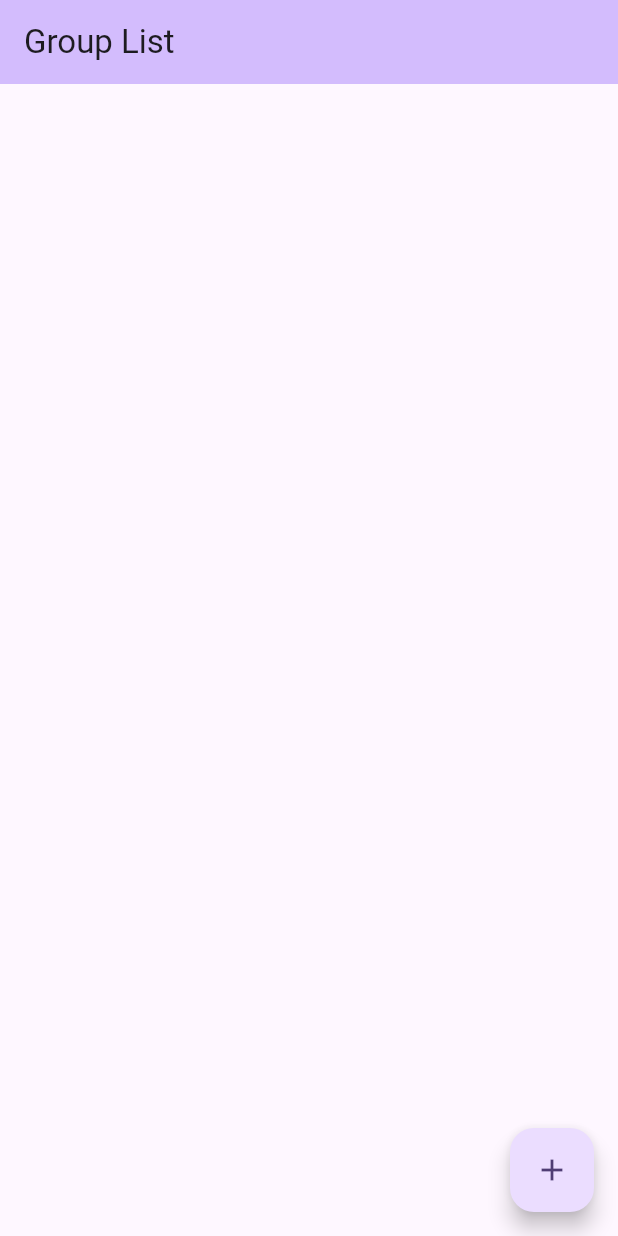
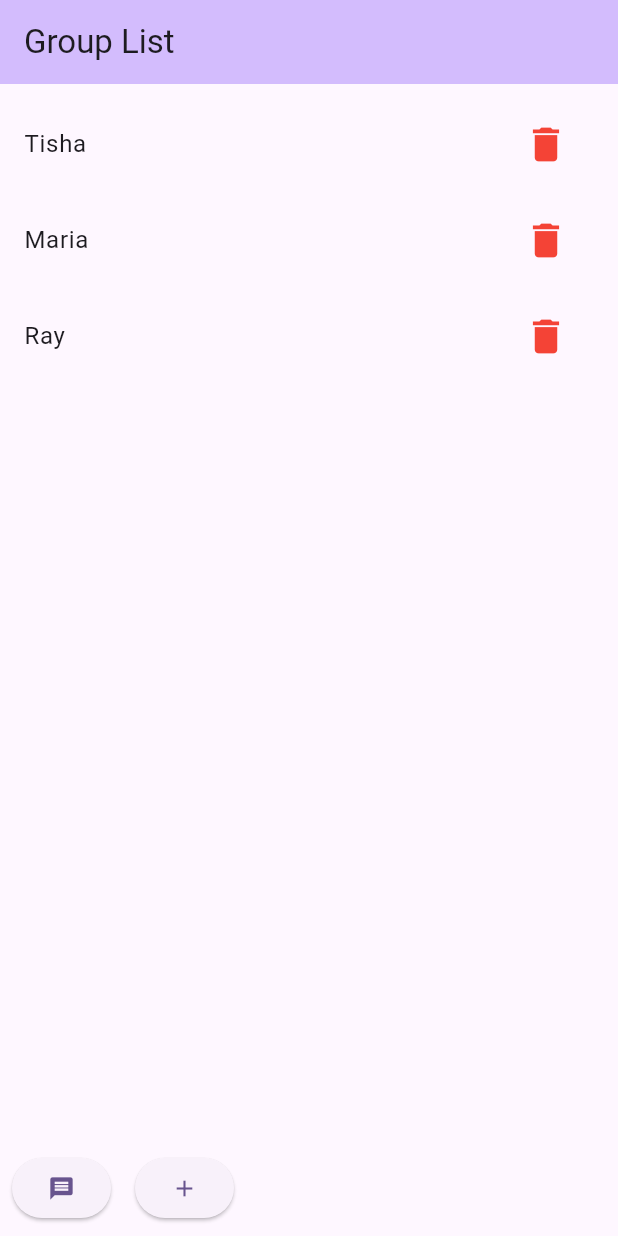
Before and after one commit to slooker/group-messaging, a Flutter app: the screen it shows after launch, on a phone screen of 412 x 824 dp. Run offline on Flutter 3.47's test engine with Material 3 defaults, Android fonts, the light colour scheme and no system bars; our stand-ins replace permission_handler; missing offline and left inert: flutter_sms.

Commit message:
Working SMS messages

```diff
--- a/lib/main.dart
+++ b/lib/main.dart
@@ -8,23 +8,46 @@
   String phoneNumber;
 }
 
-void _sendFlutterSMSMessage() async {
-  await Permission.sms.request();
-  print("Starting Flutter SMS send SMS");
-  String message = "test flutter message";
-  List<String> recipients = ["7029833335", "7025094335"];
-  String result = await sendSMS(message: message, recipients: recipients, sendDirect: true)
-      .catchError((onError) {
-    print(onError);
-    return onError;
-  });
-  print("Done sending SMS");
-  print(result);
+class ContactItem extends StatelessWidget {
+  ContactItem({required this.contact, required this.removeContact}) : super(key: ObjectKey(contact));
+
+  final Contact contact;
+  final Function removeContact;
+
+  @override
+  Widget build(BuildContext context) {
+    return ListTile(
+      onTap: () {},
+      title: Row(children: <Widget>[
+        Expanded(
+          child: Text(contact.name),
+          // child: Column(
+          //   children: [
+          //     Text(contact.name),
+          //     Text(contact.phoneNumber)
+          //   ]
+          // )
+        ),
+        IconButton(
+          iconSize: 30,
+          icon: const Icon(
+            Icons.delete,
+            color: Colors.red,
+          ),
+          alignment: Alignment.centerRight,
+          onPressed: () {
+            removeContact(contact);
+          },
+        ),
+      ]),
+    );
+  }
 }
+
+
 
 void main() {
   WidgetsFlutterBinding.ensureInitialized();
-  _sendFlutterSMSMessage();
   runApp(const GroupMessageApp());
 }
 
@@ -79,18 +102,99 @@
 }
 
 class _GroupListState extends State<GroupList> {
-  final List<Contact> _contacts = <Contact>[];
+  final List<Contact> _contacts = <Contact>[
+    Contact(name: 'Tisha', phoneNumber: '7025094335'),
+    Contact(name: 'Maria', phoneNumber: '4233585595'),
+    Contact(name: 'Ray', phoneNumber: '4238337481'),
+  ];
   final TextEditingController _nameFieldController = TextEditingController();
   final TextEditingController _phoneNumberFieldController = TextEditingController();
+  final TextEditingController _sendGroupMessageFieldController = TextEditingController();
+
+  void _deleteContact(Contact contact) {
+    setState(() {
+      _contacts.removeWhere((element) => element.name == contact.name);
+    });
+  }
+
+  void _sendFlutterSMSMessage(String phoneNumber, String message) async {
+    await Permission.sms.request();
+    List<String> recipients = [phoneNumber];
+    String result = await sendSMS(message: message, recipients: recipients, sendDirect: true)
+        .catchError((onError) {
+      print(onError);
+      return onError;
+    });
+    print("Done sending SMS");
+    print(result);
+  }
+
+  void _sendGroupMessage(String message) async {
+    for (var contact in _contacts) {
+      print('Sending message (${message}) for ${contact.phoneNumber}');
+      _sendFlutterSMSMessage(contact.phoneNumber, message);
+    }
+    _sendGroupMessageFieldController.clear();
+  }
 
   void _addContact(String name, String phoneNumber) {
     setState(() {
       _contacts.add(Contact(name: name, phoneNumber: phoneNumber));
     });
     _nameFieldController.clear();
+    _phoneNumberFieldController.clear();
+  }
+
+  Future<void> _displaySendMessageDialog() {
+    print("clicked send message");
+    return showDialog<void>(
+      context: context,
+      builder: (BuildContext context) {
+        return AlertDialog(
+          title: const Text('Send group message'),
+          content: Container(
+              child: Column(
+                  children: [
+                    TextField(
+                      controller: _sendGroupMessageFieldController,
+                      decoration: const InputDecoration(hintText: 'Group Message'),
+                      autofocus: true,
+                    ),
+                  ]
+              )
+          ),
+          actions: <Widget>[
+            OutlinedButton(
+              style: OutlinedButton.styleFrom(
+                shape: RoundedRectangleBorder(
+                  borderRadius: BorderRadius.circular(12),
+                ),
+              ),
+              onPressed: () {
+                Navigator.of(context).pop();
+              },
+              child: const Text('Cancel'),
+            ),
+            ElevatedButton(
+              style: ElevatedButton.styleFrom(
+                shape: RoundedRectangleBorder(
+                  borderRadius: BorderRadius.circular(12),
+                ),
+              ),
+              onPressed: () {
+                Navigator.of(context).pop();
+                _sendGroupMessage(_sendGroupMessageFieldController.text);
+              },
+              child: const Text('Send'),
+            ),
+          ],
+        );
+      },
+    );
   }
 
   Future<void> _displayAddContactDialog() {
+    print("clicked add contact");
     return showDialog<void>(
       context: context,
       builder: (BuildContext context) {
@@ -161,32 +265,41 @@
         // the App.build method, and use it to set our appbar title.
         title: Text(widget.title),
       ),
-      body: Center(
-        // Center is a layout widget. It takes a single child and positions it
-        // in the middle of the parent.
-        child: Column(
-          // Column is also a layout widget. It takes a list of children and
-          // arranges them vertically. By default, it sizes itself to fit its
-          // children horizontally, and tries to be as tall as its parent.
-          //
-          // Column has various properties to control how it sizes itself and
-          // how it positions its children. Here we use mainAxisAlignment to
-          // center the children vertically; the main axis here is the vertical
-          // axis because Columns are vertical (the cross axis would be
-          // horizontal).
-          //
-          // TRY THIS: Invoke "debug painting" (choose the "Toggle Debug Paint"
-          // action in the IDE, or press "p" in the console), to see the
-          // wireframe for each widget.
-          mainAxisAlignment: MainAxisAlignment.center,
-          children: <Widget>[],
-        ),
+      body: ListView(
+        padding: const EdgeInsets.symmetric(vertical: 8.0),
+        children: [
+          Column(
+            children: [
+              SingleChildScrollView(
+                  physics: const ScrollPhysics(),
+                  child: Column(
+                    children: [
+                      for (var contact in _contacts) ContactItem(contact: contact, removeContact: _deleteContact),
+                    ]
+                  )
+              ),
+            ]
+          )
+        ]
       ),
-      floatingActionButton: FloatingActionButton(
-        onPressed: () => _displayAddContactDialog(),
-        tooltip: 'Add Contact',
-        child: const Icon(Icons.add),
-      ), // This trailing comma makes auto-formatting nicer for build methods.
+      bottomNavigationBar: Row(
+        children: [
+          Padding(
+            padding: EdgeInsets.all(8.0),
+            child: ElevatedButton(
+              onPressed: () => _displaySendMessageDialog(),
+              child: const Icon(Icons.message),
+            ),
+          ),
+          Padding(
+            padding: EdgeInsets.all(8.0),
+            child: ElevatedButton(
+              onPressed: () => _displayAddContactDialog(),
+              child: const Icon(Icons.add),
+            ),
+          ),
+        ]
+      ),
     );
   }
 }
```
